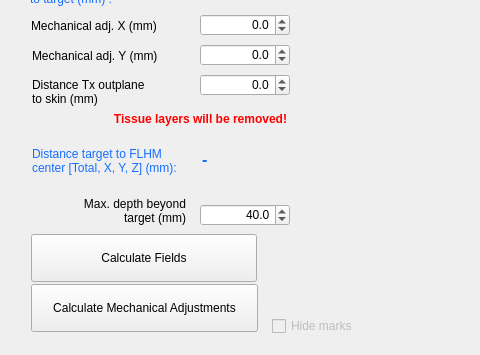
First picture: the form in BabelBrain/Babel_CTX500/form.ui, repository ProteusMRIgHIFU/BabelBrain, before the edit; both pictures show x 0 to 480 and y 116 to 471 of the 1251 by 471 pixel window.
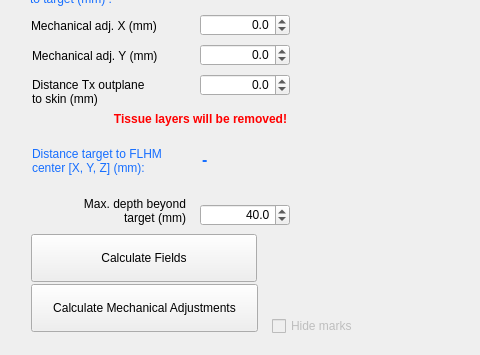
Second picture: the form after the edit.

Diff of the .ui file:
```diff
--- a/BabelBrain/Babel_CTX500/form.ui
+++ b/BabelBrain/Babel_CTX500/form.ui
@@ -230,7 +230,7 @@
    </property>
    <property name="text">
     <string>Distance target to FLHM
-center [Total, X, Y, Z] (mm):</string>
+center [X, Y, Z] (mm):</string>
    </property>
    <property name="indent">
     <number>0</number>
```
